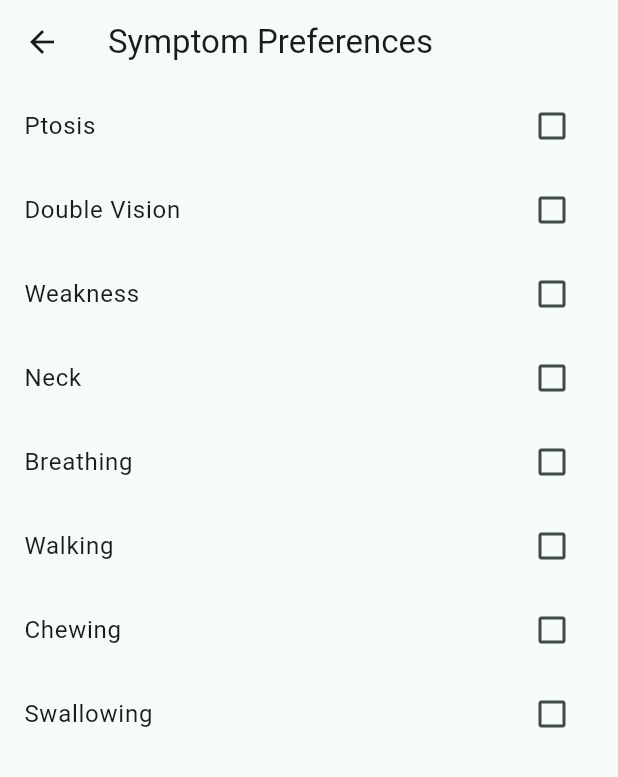
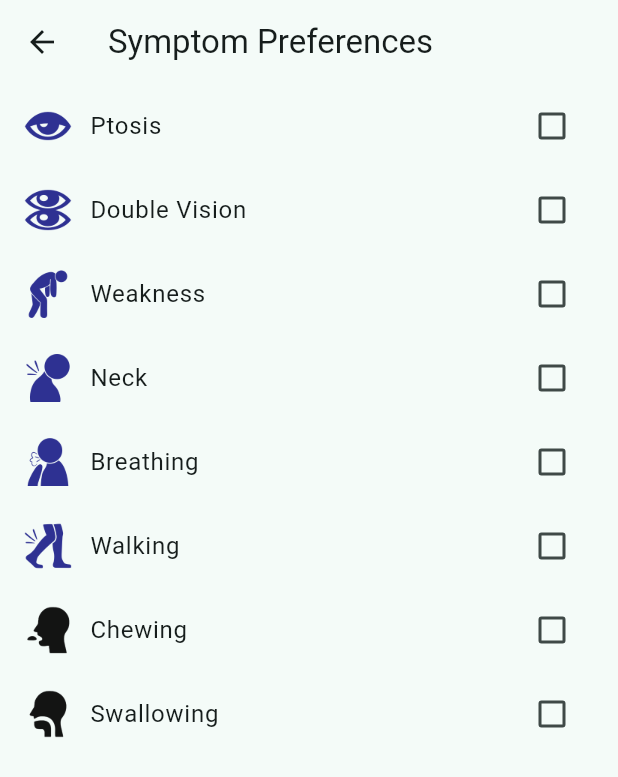
Before and after one commit to dojosgithub/mestinow, a Flutter app: the SymptomPreferencesPage screen opened directly, on a phone screen of 412 x 824 dp. Shown: the top 777 px of the screen. Run offline on Flutter 3.47's test engine with Material 3 defaults, Android fonts, the light colour scheme and no system bars; our stand-ins replace file_picker, flutter_local_notifications, google_fonts, objectbox, percent_indicator, share_plus and 3 more; accounts and stored records are empty; generated files the repository leaves out were written again.

Commit message:
added images and a snackbar to symptom preferences

```diff
--- a/lib/l10n/app_en.arb
+++ b/lib/l10n/app_en.arb
@@ -65,5 +65,6 @@
     "describeSymptom": "Describe your symptom...",
     "cancel": "Cancel",
     "save": "Save",
-    "symptomPreferences": "Symptom Preferences"
+    "symptomPreferences": "Symptom Preferences",
+    "symptomLimitMessage": "You can only select up to 7 preferred symptoms."
 }
--- a/lib/l10n/app_es.arb
+++ b/lib/l10n/app_es.arb
@@ -65,5 +65,6 @@
     "describeSymptom": "Describe su síntoma...",
     "cancel": "Cancelar",
     "save": "Guardar",
-    "symptomPreferences": "Preferencias de síntomas"
+    "symptomPreferences": "Preferencias de síntomas",
+    "symptomLimitMessage": "Solo puedes seleccionar hasta 7 síntomas preferidos."
 }
--- a/lib/pages/symptom_preferences_page.dart
+++ b/lib/pages/symptom_preferences_page.dart
@@ -28,10 +28,19 @@ class _SymptomPreferencesPageState extends State<SymptomPreferencesPage> {
   }
 
   void _toggleSymptom(String code, bool? selected) {
+    final l10n = AppLocalizations.of(context)!;
+
     setState(() {
       if (selected == true) {
         if (selectedCodes.length < 7 && !selectedCodes.contains(code)) {
           selectedCodes.add(code);
+        } else if (selectedCodes.length >= 7) {
+          ScaffoldMessenger.of(context).showSnackBar(
+            SnackBar(
+              content: Text(l10n.symptomLimitMessage), // Add to .arb
+              duration: const Duration(seconds: 2),
+            ),
+          );
         }
       } else {
         selectedCodes.remove(code);
@@ -50,7 +59,17 @@ class _SymptomPreferencesPageState extends State<SymptomPreferencesPage> {
         children: allSymptoms.map((symptom) {
           final code = symptom.code;
           return CheckboxListTile(
-            title: Text(symptom.getDisplayName(l10n)),
+            title: Row(
+              children:[
+                Image.asset(
+                  symptom.icon,
+                  width: 32,
+                  height: 32,
+                  ),
+                const SizedBox(width: 12),
+                Expanded(child: Text(symptom.getDisplayName(l10n))),
+              ],
+            ),
             value: selectedCodes.contains(code),
             onChanged: (selected) => _toggleSymptom(code, selected),
           );
```
